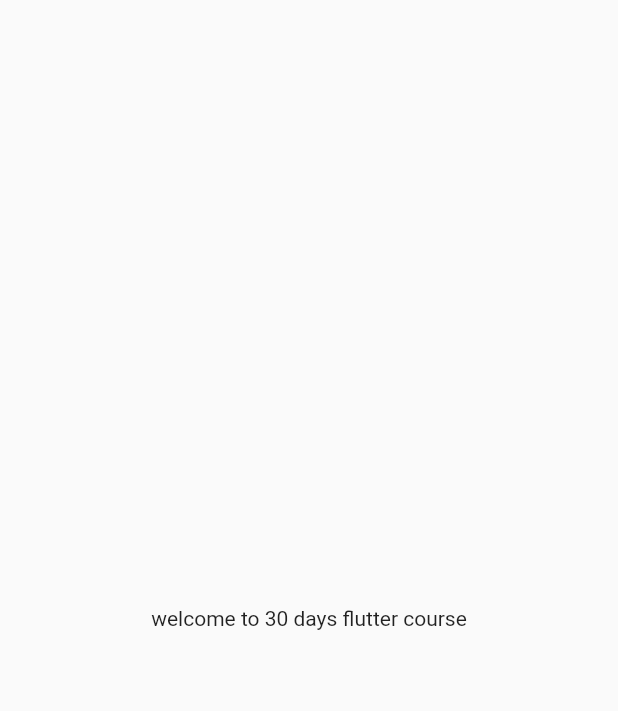
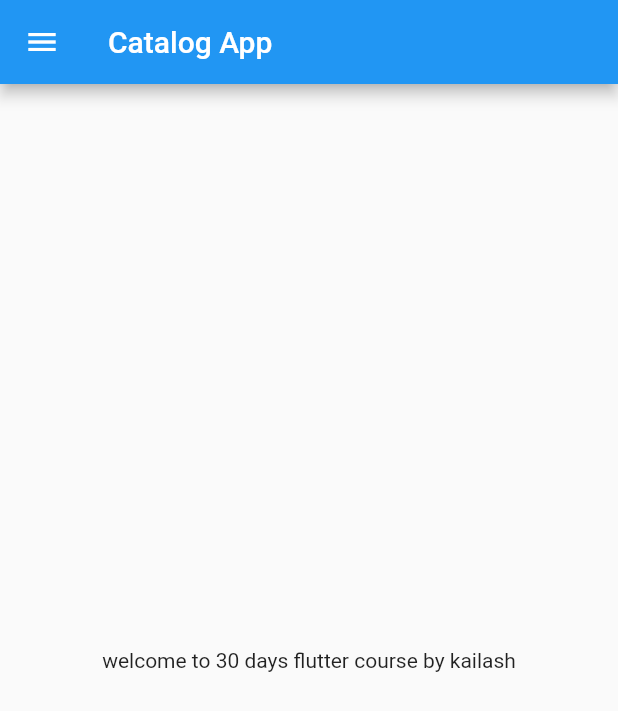
Before and after one commit to upadhyay0231/30DaysOFflutter, a Flutter app: the screen it shows after launch, on a phone screen of 412 x 824 dp. Shown: the top 711 px of the screen. Run offline on Flutter 3.47's test engine with Material 2 defaults, Android fonts, the phone set to English and light mode, and no system bars.

Commit message:
day 2 completed

```diff
--- /dev/null
+++ b/first_app/lib/home_page.dart
@@ -0,0 +1,20 @@
+import 'package:flutter/material.dart';
+
+class homePage extends StatelessWidget {
+  final int days = 30;
+  final String name = "kailash";
+  @override
+  Widget build(BuildContext context) {
+    return Scaffold(
+      appBar: AppBar(
+        title: Text("Catalog App"),
+      ),
+      body: Center(
+        child: Container(
+          child: Text("welcome to $days days flutter course by $name"),
+        ),
+      ),
+      drawer: Drawer(),
+    );
+  }
+}
--- a/first_app/lib/main.dart
+++ b/first_app/lib/main.dart
@@ -1,22 +1,15 @@
+import 'package:first_app/home_page.dart';
 import 'package:flutter/material.dart';
 
 void main() {
-  runApp(const MyApp());
+  runApp(MyApp());
 }
 
 class MyApp extends StatelessWidget {
-  const MyApp({super.key});
-
   @override
   Widget build(BuildContext context) {
     return MaterialApp(
-      home: Material(
-        child: Center(
-          child: Container(
-            child: Text("welcome to 30 days flutter course"),
-          ),
-        ),
-      ),
+      home: homePage(),
     );
   }
 }
```
Also changed, not shown: 1 other file.
